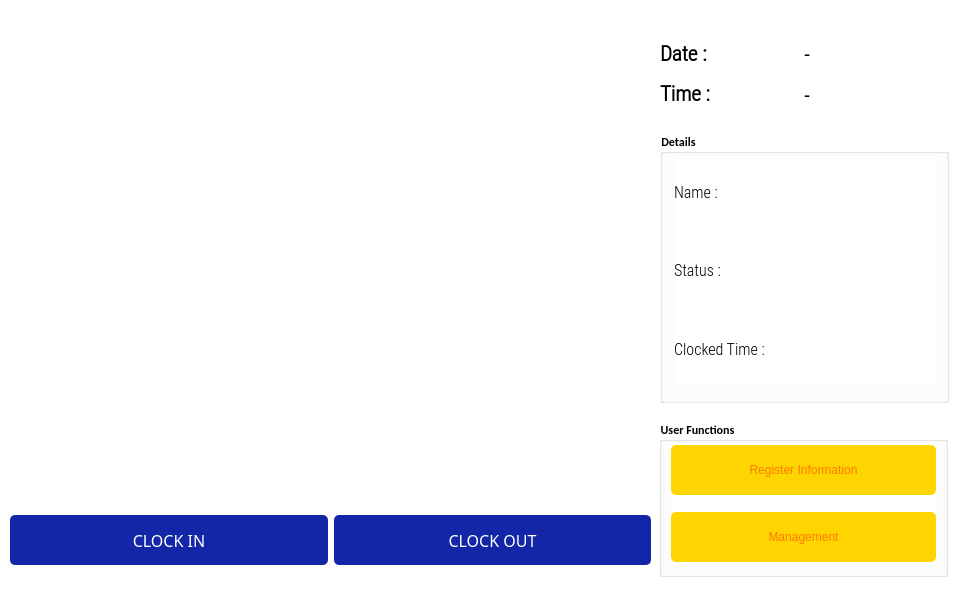
This is Face-Recogntion-PyQt/Face_Detection_PyQt_Final/output_window.ui in thaontp234112e/Project as Qt 5 draws it before an edit. The edited form follows.
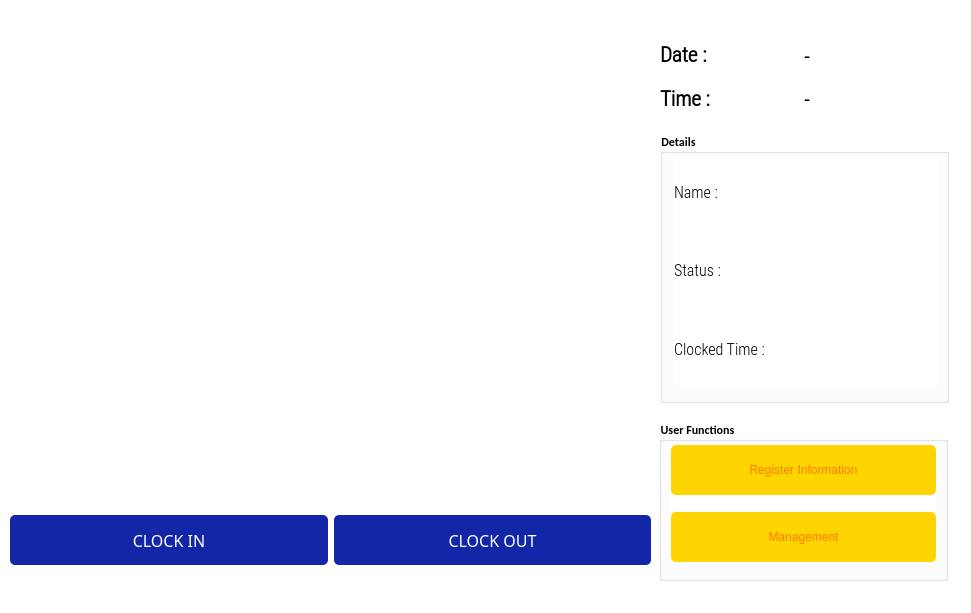
This is the edited form. Icons and pictures are not drawn.

```diff
--- a/Face-Recogntion-PyQt/Face_Detection_PyQt_Final/output_window.ui
+++ b/Face-Recogntion-PyQt/Face_Detection_PyQt_Final/output_window.ui
@@ -183,7 +183,7 @@
      <x>660</x>
      <y>36</y>
      <width>281</width>
-     <height>75</height>
+     <height>81</height>
     </rect>
    </property>
    <layout class="QGridLayout" name="gridLayout_2">
@@ -409,7 +409,7 @@
      <x>659</x>
      <y>420</y>
      <width>289</width>
-     <height>157</height>
+     <height>161</height>
     </rect>
    </property>
    <property name="title">
```
